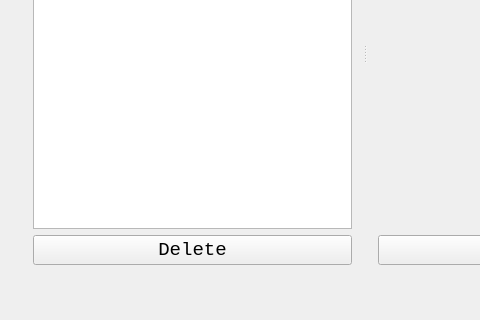
Before: the Qt Designer form GAUI/basescreen.ui in ezfe/grading-assistant-cs205, drawn with Qt 5; both pictures show x 0 to 480 and y 226 to 546 of the 708 by 546 pixel window.
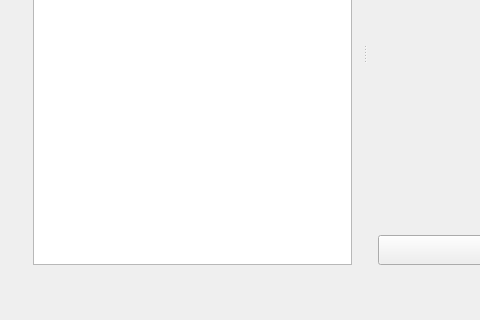
After: the same form once the commit is applied. The open tabs and pages were chosen to show the change.

Commit message: Can delete classes, students, and assignments through context menus

What changed in the file:
```diff
--- a/GAUI/basescreen.ui
+++ b/GAUI/basescreen.ui
@@ -192,21 +192,7 @@
              </widget>
             </item>
             <item>
-             <layout class="QHBoxLayout" name="horizontalLayout_2">
-              <item>
-               <widget class="QPushButton" name="deleteButton">
-                <property name="font">
-                 <font>
-                  <family>Monospace</family>
-                  <pointsize>14</pointsize>
-                 </font>
-                </property>
-                <property name="text">
-                 <string>Delete</string>
-                </property>
-               </widget>
-              </item>
-             </layout>
+             <layout class="QHBoxLayout" name="horizontalLayout_2"/>
             </item>
            </layout>
           </widget>
```
Left out of the diff: 2 changed lines with no effect on the pictures. The commit also changes 3 other files.
